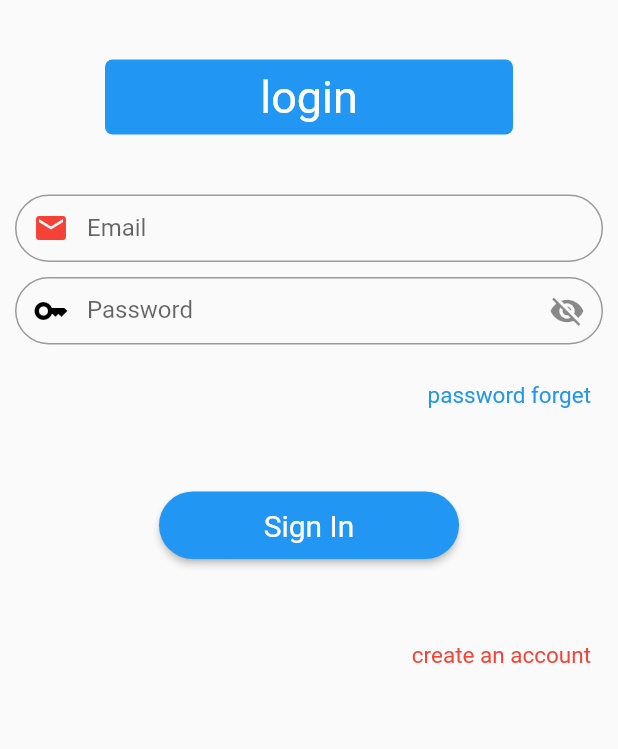
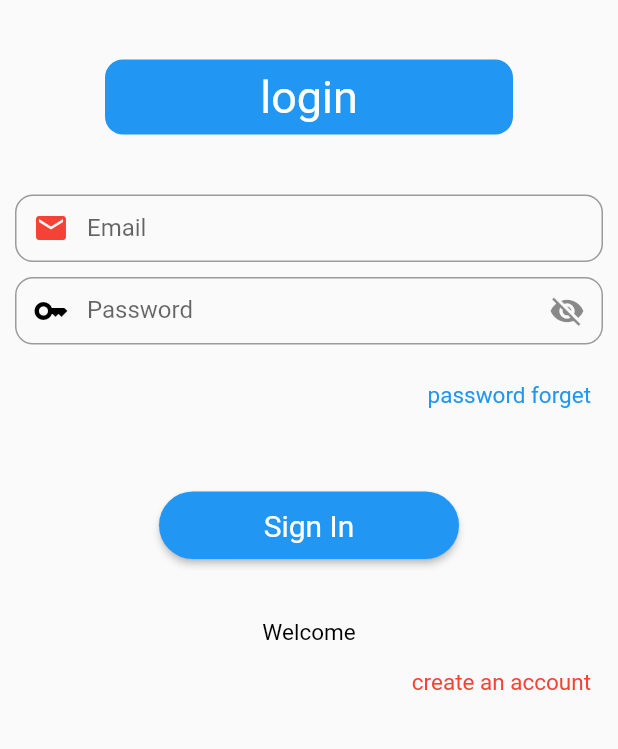
Before and after one commit to MarcSoft54/rent, a Flutter app: the SignIn screen opened directly, after a tap on "connexion", after a tap on "login here", on a phone screen of 412 x 824 dp, the part 146-895 px from its top. Run offline on Flutter 3.47's test engine with Material 2 defaults, Android fonts, the phone set to English and light mode, and no system bars; our stand-ins replace carousel_slider, dio, go_router, grouped_list, image_picker, line_awesome_flutter and 2 more; missing offline and left inert: animator; accounts and stored records are empty; network calls fail.

Commit message:
connect sucessfull

```diff
--- a/lib/class/function.dart
+++ b/lib/class/function.dart
@@ -2,6 +2,7 @@ import 'dart:io';
 
 import 'package:flutter/material.dart';
 import 'package:line_awesome_flutter/line_awesome_flutter.dart';
+import 'package:shared_preferences/shared_preferences.dart';
 
 
 Text customText(String data,
@@ -174,7 +175,7 @@ Future profitMessage(BuildContext context) {
       });
 }
 
-Future logOut(BuildContext context){
+logOut(BuildContext context){
   return showDialog(
       context: context,
       barrierDismissible: false,
@@ -252,11 +253,11 @@ InputDecoration buildInputDecoration(String name, IconData icon) {
       floatingLabelStyle: const TextStyle(
           color: Colors.blue),
       focusedBorder: OutlineInputBorder(
-        borderRadius: BorderRadius.circular(100),
+        borderRadius: BorderRadius.circular(12.0),
       ),
-      border: OutlineInputBorder(borderRadius: BorderRadius.circular(100)),
+      border: OutlineInputBorder(borderRadius: BorderRadius.circular(12.0)),
       label: Text(name),
-      prefixIcon: Icon(icon)
+      prefixIcon: Icon(icon),
   );
 }
 
@@ -267,3 +268,8 @@ ButtonStyle customStyleButton() {
       shape: const StadiumBorder()
   );
 }
+
+get(String key) async{
+  SharedPreferences sharedPreferences = await SharedPreferences.getInstance();
+  int? current = await sharedPreferences.getInt(key);
+}
--- a/lib/class/route.dart
+++ b/lib/class/route.dart
@@ -1,4 +1,3 @@
-
 
 import 'package:flutter/material.dart';
 import 'package:go_router/go_router.dart';
@@ -29,13 +28,17 @@ class RouteApp extends StatelessWidget{
   }
 
   final GoRouter _router = GoRouter(
-
+    // initialLocation: '/first',
       routes: [
-        GoRoute(path: "/", builder: ((context, state)=> const Home()),
+        GoRoute(
+            path: "/",
+            builder: ((context, state)=> const Home()),
         routes: [
           GoRoute(
-              path: "profit",
-              builder: ((context, state)=> const Profit())),
+              path: "profit/:id",
+              builder: ((context, state)=> Profit(
+                id: state.pathParameters["id"],
+              ))),
           GoRoute(
               path: "login",
               builder: ((context, state)=>const Log())),
--- /dev/null
+++ b/lib/json/token.dart
@@ -0,0 +1,10 @@
+
+class Token{
+  var id;
+
+  Token({required this.id});
+  factory Token.fromJson(Map<String, dynamic> json){
+    return Token(id: json["id"]);
+  }
+
+}
--- a/lib/json/user.dart
+++ b/lib/json/user.dart
@@ -2,7 +2,7 @@ class User{
 
   var id;
   String username = '';
-  String surname = '';
+  String userPicture = '';
   String email = '';
   String sex = '';
   int phoneNumber = 0;
@@ -11,7 +11,7 @@ class User{
 
   User({required this.id,
     required this.username,
-    required this.surname,
+    required this.userPicture,
     required this.email,
     required this.sex,
     required this.country,
@@ -21,7 +21,7 @@ class User{
     return User(
         id: json["id"],
         username: json["userName"],
-        surname: json["surName"],
+        userPicture: json["userPicture"],
         email: json["email"],
         sex: json["sex"],
         phoneNumber: json["phoneNumber"],
@@ -35,20 +35,20 @@ class User{
 
 class UserDto{
   String username = '';
-  String surname = '';
+  String userPicture = '';
   String email = '';
   String sex = '';
   int phoneNumber = 0;
   String country = '';
   String password='';
 
-  UserDto(this.username, this.surname, this.email,this.password, this.sex, this.phoneNumber,
+  UserDto(this.username, this.userPicture , this.email,this.password, this.sex, this.phoneNumber,
       this.country);
 
-  Map<String, dynamic> toJon() =>
+  Map<String, dynamic> toJson() =>
       {
         "userName": username,
-        "surName": surname,
+        "userPicture": userPicture,
         "email": email,
         "passWord": password,
         "sex": sex,
--- a/lib/login.dart
+++ b/lib/login.dart
@@ -1,6 +1,8 @@
+
 import 'package:flutter/material.dart';
 import 'package:go_router/go_router.dart';
-import 'package:rentalapp/signIn.dart';
+import 'package:rentalapp/class/http/userHttp.dart';
+import 'package:rentalapp/json/token.dart';
 
 import 'class/function.dart';
 
@@ -32,6 +34,8 @@ class _LoginApp extends State<LoginApp> {
   bool passwordVisibility = true;
   var password;
   var email = "marcdev45@gmail.com";
+  bool status = false;
+  UserService service = UserService();
   @override
   Widget build(BuildContext context) {
     return Scaffold(
@@ -68,7 +72,7 @@ class _LoginApp extends State<LoginApp> {
                                 height: 50,
                                 alignment: Alignment.center,
                                 decoration: const BoxDecoration(
-                                    borderRadius: BorderRadius.all(Radius.circular(5)),
+                                    borderRadius: BorderRadius.all(Radius.circular(12.0)),
                                     color: Colors.blue
                                 ),
                                 child:customText("login", color: Colors.white, size: 30)
@@ -103,13 +107,18 @@ class _LoginApp extends State<LoginApp> {
                         child: ElevatedButton(
                           onPressed: () {
                             setState(() {
-                              if (checkEmail(email)) {                         //*************** check email
-                                passForget(context);
-                              } else {
                                 setState(() {
-                                  Navigator.pop;
+                                  service.getUserId(email, password).then((value){
+                                    if(value == null){
+                                      status = !status;
+                                    }else{
+                                      Token token = value;
+                                      context.go("/profit/${token.id}");
+                                    }
+                                  });
+
                                 });
-                              }
+
                             });
                           },
                           style: customStyleButton(),
@@ -117,6 +126,9 @@ class _LoginApp extends State<LoginApp> {
                         ),
                       ),
                       padding(top: 40),
+                      Container(
+                        child: (status)? customText("not exit"):customText("Welcome"),
+                      ),
                       Container(
                         alignment: Alignment.centerRight,
                           child: TextButton(
@@ -155,7 +167,7 @@ class _LoginApp extends State<LoginApp> {
             : Container(
           width: 0,
         ),
-        border: OutlineInputBorder(borderRadius: BorderRadius.circular(100)),
+        border: OutlineInputBorder(borderRadius: BorderRadius.circular(12.0)),
       ),
       onSubmitted: (String value) => {email = value},
     );
@@ -181,7 +193,7 @@ class _LoginApp extends State<LoginApp> {
           ),
           label: const Text("Password"),
           hintText: "password",
-          border: OutlineInputBorder(borderRadius: BorderRadius.circular(100))),
+          border: OutlineInputBorder(borderRadius: BorderRadius.circular(12.0))),
       onSubmitted: (String value) {
         password = value;
       },
--- a/lib/message/messageUpload.dart
+++ b/lib/message/messageUpload.dart
@@ -28,7 +28,7 @@ class _MessagePage extends State<MessagePage>{
   User user = User(
     id: 0,
     username: "",
-    surname: "",
+    userPicture: "",
     email: "",
     sex: "",
     country: "",
--- a/lib/signIn.dart
+++ b/lib/signIn.dart
@@ -1,10 +1,16 @@
+
+import 'dart:developer';
 
 import 'package:animator/animator.dart';
 import 'package:dio/dio.dart';
 import 'package:flutter/material.dart';
-import 'package:line_awesome_flutter/line_awesome_flutter.dart';
+import 'package:go_router/go_router.dart';
+import 'package:rentalapp/identity/currentUser.dart';
+import 'package:rentalapp/json/token.dart';
 import 'package:rentalapp/json/user.dart';
 import 'package:rentalapp/login.dart';
+import 'package:rentalapp/class/http/userHttp.dart';
+import 'package:shared_preferences/shared_preferences.dart';
 
 import 'class/function.dart';
 
@@ -42,10 +48,12 @@ class _SignIn extends State<SignIn> {
   String? selectItem = "sex";
   bool b = false;
 
+  UserService userService = UserService();
+
   // *************************   Variables of the User
 
   String username = '';
-  String surname = '';
+  String userPicture = "images/account-2.png";
   String emailUser = '';
   String password_2 ='';
   int phoneNumber = 0;
@@ -61,7 +69,7 @@ class _SignIn extends State<SignIn> {
   Future<void> httpPostUser(UserDto user) async{
     try{
       Response response = await dio.post("http://localhost:9001/api/users",
-          data: user.toJon());
+          data: user.toJson());
       if(response.statusCode == 200){
         setState(() {
           messages = response.data;
@@ -124,23 +132,13 @@ class _SignIn extends State<SignIn> {
                       SizedBox(
                         height: 45,
                         child: TextField(
-                            onSubmitted: (val){
-                              setState(() {
-                                surname = val;
-                              });
-                            },
-                            decoration: buildInputDecoration("Surname", Icons.person)
-                        ),
-                      ),
-                      const SizedBox(height: 10),
-                      SizedBox(
-                        height: 45,
-                        child: TextField(
                           controller: emailController,
                           keyboardType: TextInputType.emailAddress,
                           onSubmitted: (value) {
                             setState(() {
+                              if(checkEmail(value)){
                                 emailUser = value;
+                              }
                             });
                           },
                           decoration: InputDecoration(
@@ -158,7 +156,7 @@ class _SignIn extends State<SignIn> {
                                 : Container(
                               width: 0,
                             ),
-                            border: OutlineInputBorder(borderRadius: BorderRadius.circular(100)),
+                            border: OutlineInputBorder(borderRadius: BorderRadius.circular(12.0)),
                           ),
                         ),
                       ),
@@ -189,7 +187,7 @@ class _SignIn extends State<SignIn> {
                             ),
                             label: customText("Enter back the same password"),
                             hintText: "password",
-                            border: OutlineInputBorder(borderRadius: BorderRadius.circular(100)),),
+                            border: OutlineInputBorder(borderRadius: BorderRadius.circular(12.0)),),
                           onSubmitted: (String value) {
                             setState(() {
                               password_2 = value;
@@ -230,7 +228,7 @@ class _SignIn extends State<SignIn> {
                                 },
                                 decoration: InputDecoration(
                                   label: customText("Phone number"),
-                                    border: OutlineInputBorder(borderRadius: BorderRadius.circular(100)),
+                                  border: OutlineInputBorder(borderRadius: BorderRadius.circular(12.0)),
                                 ),
                               ),
                             ),)
@@ -241,28 +239,28 @@ class _SignIn extends State<SignIn> {
                         width: 150,
                         child: ElevatedButton(
                           onPressed: (){
+                            log("$username, $emailUser, $sex, $phoneNumber, $userPicture");
                             setState(() {
-                              // print(
-                              //     "$username, $surname, $emailUser, $password_2, $sex, $phoneNumber"
-                              // );
-                              // print("the message $messages");
-                              if(username.isNotEmpty && surname.isNotEmpty && emailUser.isNotEmpty
+                              if(username.isNotEmpty  && emailUser.isNotEmpty
                                   && sex.isNotEmpty && phoneNumber != 0
                               ){
                                 if(password != password_2){
                                   messages = "Different Pass";
                                 }else if(statusCode != null){
                                   showNoConnect(context);
-                                }else{
+                                }else {
+                                  {
                                     UserDto userDto = UserDto(
                                         username,
-                                      surname,
+                                        userPicture,
                                         emailUser,
                                         password_2,
                                         sex,
                                         phoneNumber,
                                         country);
                                     httpPostUser(userDto);
+                                   context.go("/");
+                                  }
                                 }
                               }else{
                                 b = !b;
@@ -326,7 +324,7 @@ class _SignIn extends State<SignIn> {
         label: customText(string),
         hintText: string,
         // errorText: "error password",
-        border: OutlineInputBorder(borderRadius: BorderRadius.circular(100)),),
+        border: OutlineInputBorder(borderRadius: BorderRadius.circular(12.0)),),
       onSubmitted: (String value) {
         password = value;
       },
--- a/lib/view/message.dart
+++ b/lib/view/message.dart
@@ -8,7 +8,7 @@ import 'package:rentalapp/message/messageUpload.dart';
 import 'package:rentalapp/json/message.dart';
 
 import '../json/user.dart';
-import 'package:rentalapp/http/messageHttp.dart';
+import 'package:rentalapp/class/http/messageHttp.dart';
 
 class MessageView extends StatefulWidget{
   const MessageView({super.key});
@@ -31,7 +31,7 @@ class _MessageView extends State<MessageView>{
   User user = User(
       id: 0,
       username: '',
-      surname: '',
+      userPicture: '',
       email: '',
       sex: '',
       country: '',
--- a/lib/view/subscribe.dart
+++ b/lib/view/subscribe.dart
@@ -33,7 +33,7 @@ class _SubscriberPage extends State<SubscribePage>{
   User user = User(
       id: 1,
       username: "Marc",
-      surname: "dev",
+      userPicture: "dev",
       email: "marcdev@dev.com",
       sex: "male",
       country: "Cameroon",
@@ -100,7 +100,7 @@ class _SubscriberPage extends State<SubscribePage>{
                                 children: [
                                   Row(
                                     children: [
-                                      customText("${user1.username} ${user1.surname}"),
+                                      customText("${user1.username} ${user1.userPicture}"),
                                     ],
                                   ),
                                   // Row(
--- a/pubspec.yaml
+++ b/pubspec.yaml
@@ -48,7 +48,7 @@ dependencies:
   go_router: ^10.1.2
   animator: ^3.3.0
   states_rebuilder: ^6.1.0+1
-
+  shared_preferences: ^2.2.1
 
 dev_dependencies:
   flutter_test:
```
Also changed, not shown: lib/acceuil.dart (+1 -12 lines), lib/class/http/userHttp.dart (added, +81 -0 lines), lib/http/userHttp.dart (deleted, +0 -56 lines), lib/profit/editProfile.dart (+107 -13 lines), lib/view/profit.dart (+19 -16 lines), lib/class/http/articleHttp.dart (renamed from lib/http/articleHttp.dart), lib/class/http/messageHttp.dart (renamed from lib/http/messageHttp.dart), pubspec.lock, 1 other file. Lines whose indentation alone changed are shown as unchanged.
